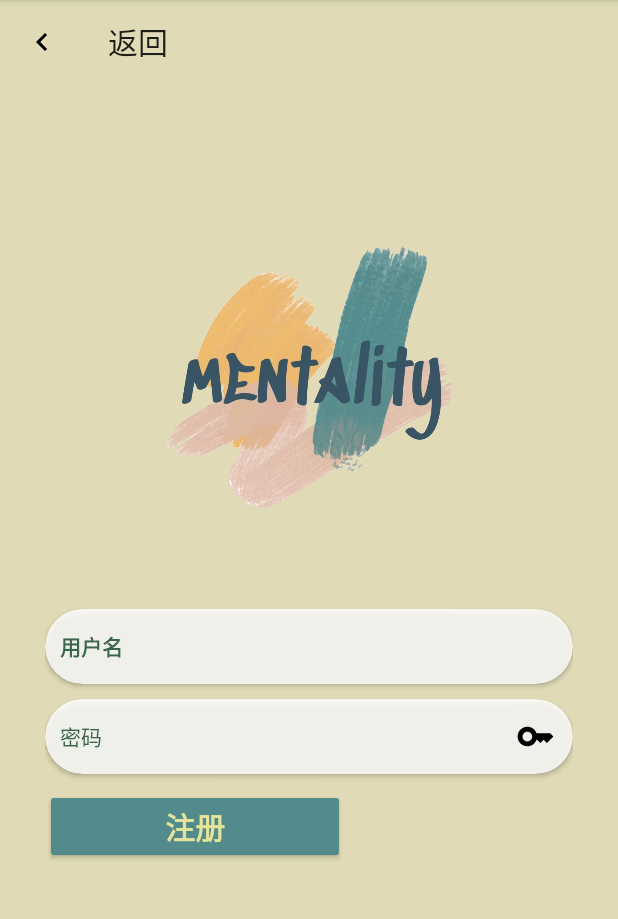
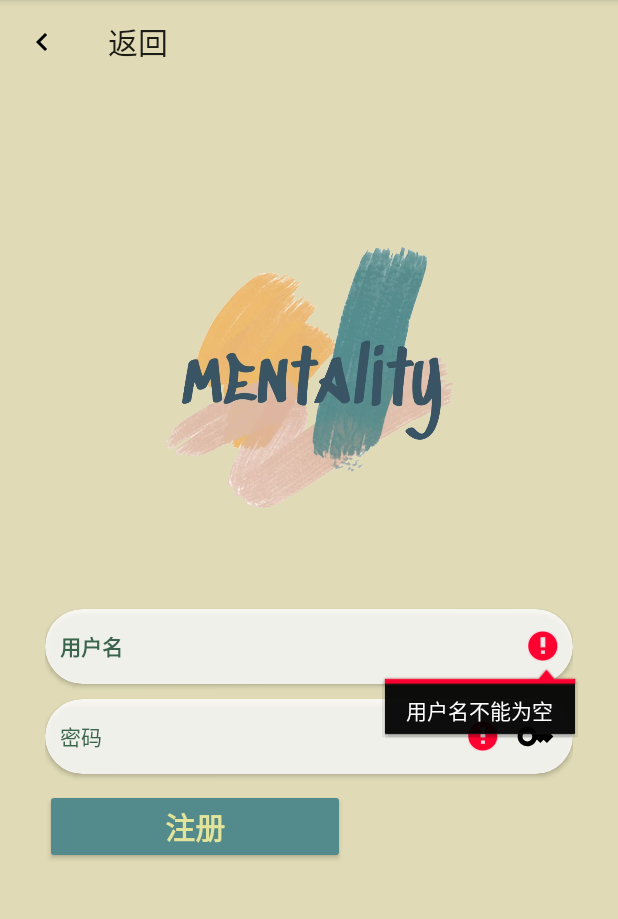
Before and after one commit to TsangHaotian/Mental_health_programs-Collaborative_projects, an Android app: the registerActivity screen opened directly, with no data from a screen before it, after a tap on "注册", on a phone screen of 412 x 824 dp, the part 84-1003 px from its top. Run offline under Robolectric (Android 15) with nearby library versions, the phone set to English and light mode, and no system bars; 1 other tap on this screen came first.

Commit message:
陈思佳
更改了注册界面账号密码为空时只显示账号为空的问题

```diff
--- a/app/src/main/java/com/example/mental_health_programs_collaborative_projects/registerActivity.java
+++ b/app/src/main/java/com/example/mental_health_programs_collaborative_projects/registerActivity.java
@@ -41,27 +41,30 @@ public class registerActivity extends AppCompatActivity {
             public void onClick(View view) {
                 String username = musername.getText().toString();
                 String password = mpassword.getText().toString();
-                //设置如果密码错误，弹出的内容
-                String noname = "请填写您的用户名";
-                String nopassword = "请填写您的密码";
-                String elseelse = "注册成功";
-                // 假设正确
-                if (username.isEmpty()) {
-                    // 用户名为空
-                    Toast.makeText(getApplicationContext(), noname, Toast.LENGTH_SHORT).show();
-                } else if (password.isEmpty()) {
-                    // 密码为空
-                    Toast.makeText(getApplicationContext(), nopassword, Toast.LENGTH_SHORT).show();
-                } else {
+                    // 先定义一个变量来标记是否有错误
+                    boolean hasError = false;
+                    if (username.isEmpty()) {
+                        musername.setError("用户名不能为空");
+                        hasError = true;
+                    }
+
+                    if (password.isEmpty()) {
+                        mpassword.setError("密码不能为空");
+                        hasError = true;
+                    }
+                    if (hasError) {
+                        // 如果有错误，就不执行登录操作
+                        return;
+                    }
                     // 注册成功
-                    Toast.makeText(getApplicationContext(), elseelse, Toast.LENGTH_SHORT).show();
+                    Toast.makeText(getApplicationContext(), "注册成功", Toast.LENGTH_SHORT).show();
                     // 保存用户名和密码到SharedPreferences
                     saveCredentials(username, password);
                     // 跳转到登录页面
                     Intent intent = new Intent(registerActivity.this, loginActivity.class);
                     startActivity(intent);
+                    finish();
                 }
-            }
         });
 
         // 密码可见性
```
